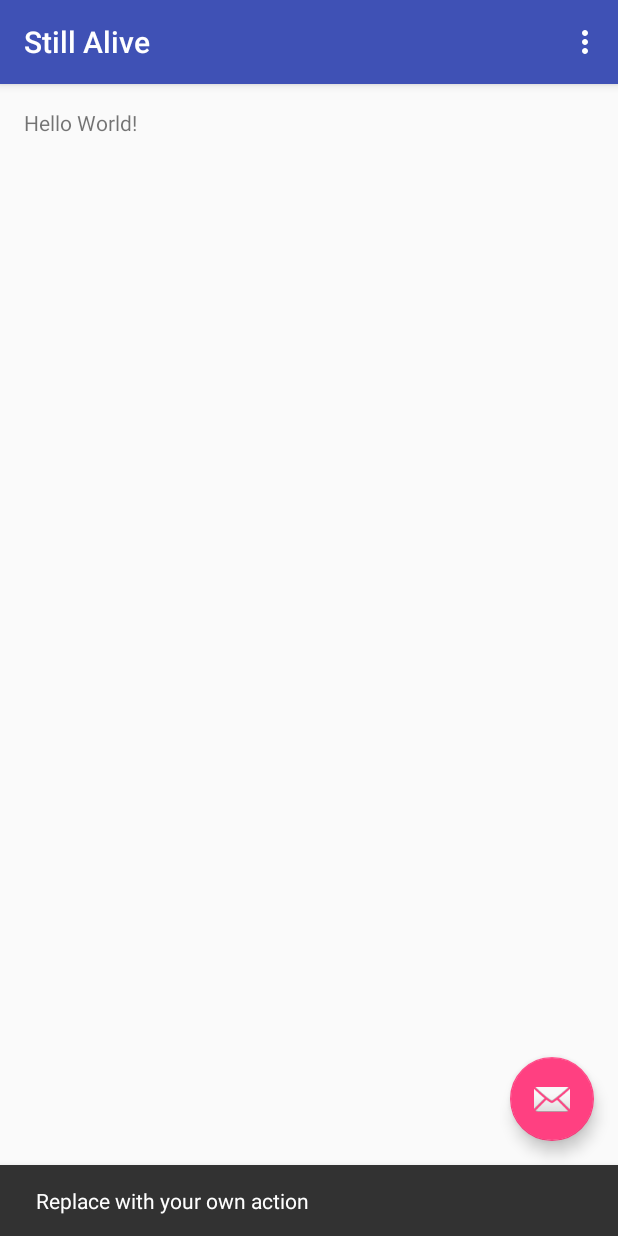
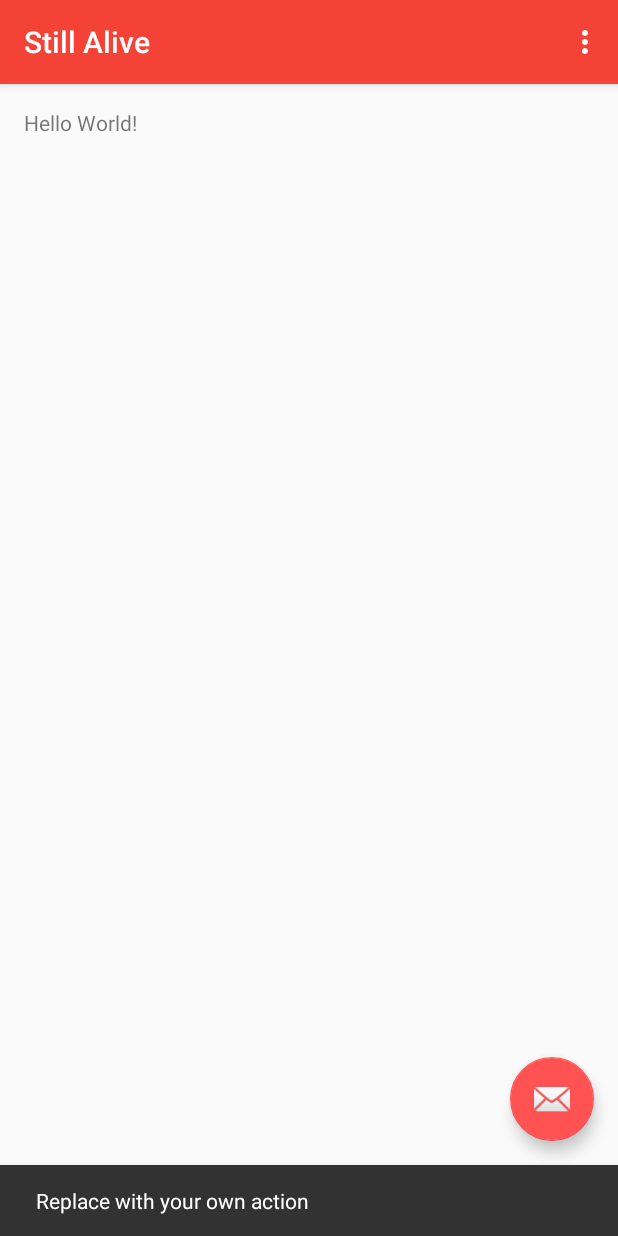
Before and after one commit to AlecAnthonyGarcia/Capstone-Project, an Android app: the screen it shows after launch (MainActivity), after a tap on an icon or button, on a phone screen of 412 x 824 dp. Run offline under Robolectric (Android 15) with nearby library versions, the light colour scheme and no system bars.

Commit message:
Updated color scheme

```diff
--- a/StillAlive/app/src/main/res/values/colors.xml
+++ b/StillAlive/app/src/main/res/values/colors.xml
@@ -1,6 +1,8 @@
 <?xml version="1.0" encoding="utf-8"?>
 <resources>
-    <color name="colorPrimary">#3F51B5</color>
-    <color name="colorPrimaryDark">#303F9F</color>
-    <color name="colorAccent">#FF4081</color>
+    <color name="colorPrimary">#F44336</color>
+    <color name="colorPrimaryDark">#D32F2F</color>
+    <color name="colorAccent">#FF5252</color>
+    <color name="colorPrimaryText">#212121</color>
+    <color name="colorSecondaryText">#727272</color>
 </resources>
```
